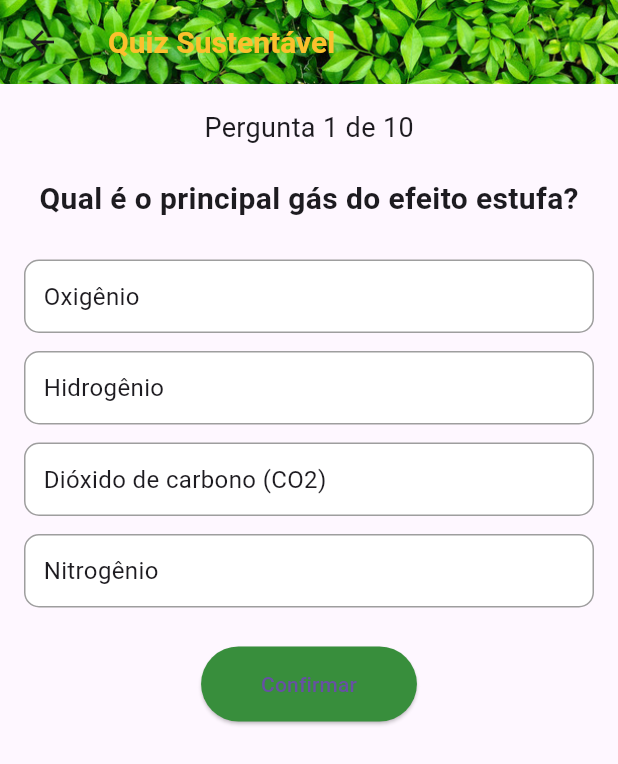
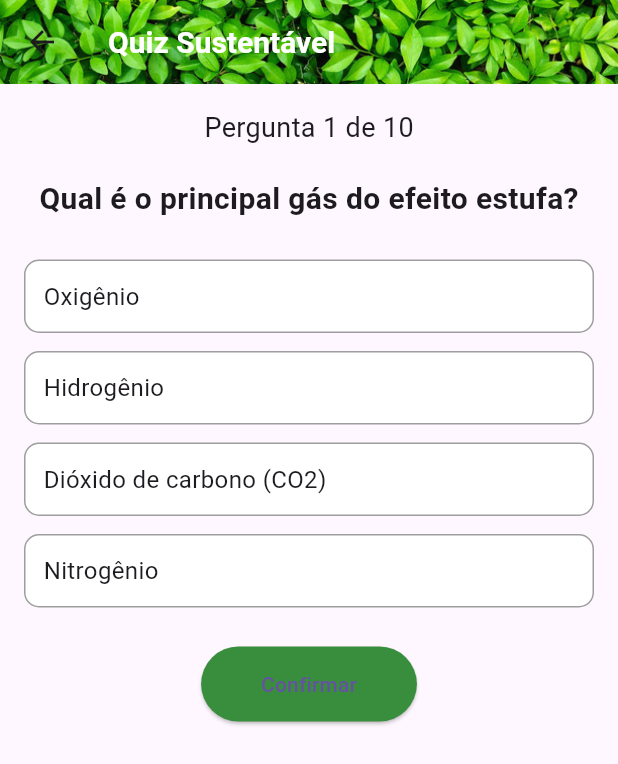
Before and after one commit to yannn-dev/Projeto-App-Sustentabilidade, a Flutter app: the QuizPage screen opened directly, on a phone screen of 412 x 824 dp. Shown: the top 764 px of the screen. Run offline on Flutter 3.47's test engine with Material 3 defaults, Android fonts, the phone set to English and light mode, and no system bars.

Commit message:
Alteração na cor do texto Quiz

```diff
--- a/lib/pages/quiz_page.dart
+++ b/lib/pages/quiz_page.dart
@@ -469,7 +469,7 @@ class _QuizPageState extends State<QuizPage> {
     return Scaffold(
       appBar: AppBar(
         title: Text('Quiz Sustentável', style: TextStyle(
-        color: Colors.yellow[700],
+        color: Colors.white,
         fontSize: 20,
         fontWeight: FontWeight.bold)),
         flexibleSpace: Container(
```
